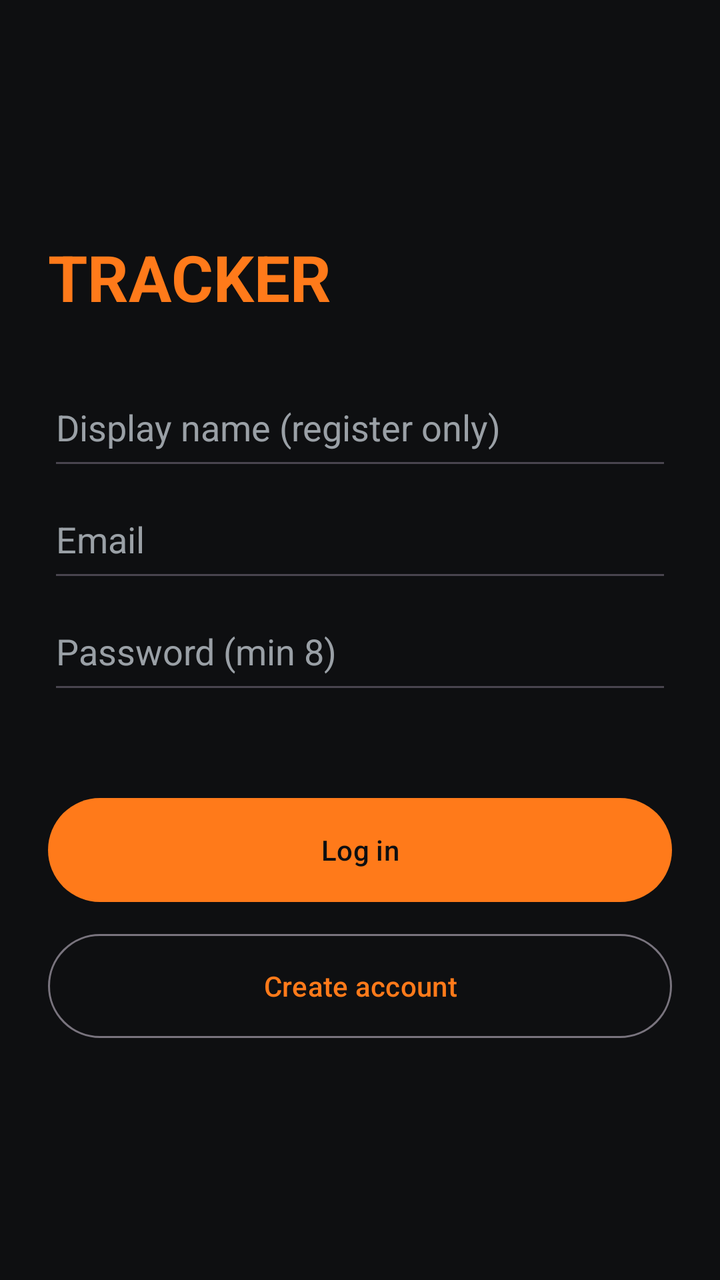
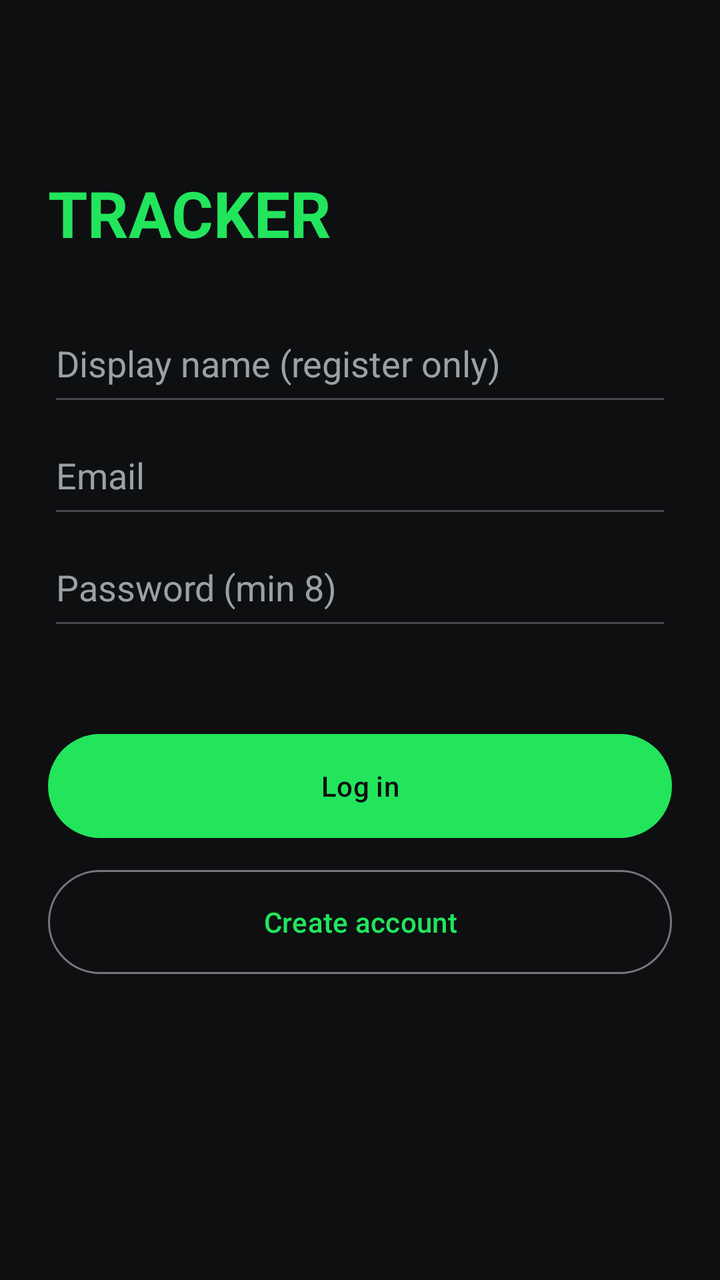

Two renders of the same Android screen: before a commit and after it. Below are the layout's source before the change and the commit's diff.
<!-- AndroidManifest.xml: application theme Theme.Tracker -->
<!-- res/layout/activity_login.xml -->
<?xml version="1.0" encoding="utf-8"?>
<ScrollView xmlns:android="http://schemas.android.com/apk/res/android" android:layout_width="match_parent" android:layout_height="match_parent" android:background="@color/bg_dark" android:fillViewport="true">
    <LinearLayout android:layout_width="match_parent" android:layout_height="wrap_content" android:orientation="vertical" android:padding="24dp" android:gravity="center_vertical">
        <TextView android:layout_width="wrap_content" android:layout_height="wrap_content" android:text="TRACKER" android:textColor="@color/accent" android:textSize="32sp" android:textStyle="bold" android:layout_marginBottom="24dp"/>
        <EditText android:id="@+id/displayName" android:layout_width="match_parent" android:layout_height="56dp" android:hint="Display name (register only)" android:inputType="textPersonName" android:textColor="@color/text_primary" android:textColorHint="@color/text_secondary" android:importantForAutofill="no"/>
        <EditText android:id="@+id/email" android:layout_width="match_parent" android:layout_height="56dp" android:hint="Email" android:inputType="textEmailAddress" android:textColor="@color/text_primary" android:textColorHint="@color/text_secondary" android:autofillHints="emailAddress"/>
        <EditText android:id="@+id/password" android:layout_width="match_parent" android:layout_height="56dp" android:hint="Password (min 8)" android:inputType="textPassword" android:textColor="@color/text_primary" android:textColorHint="@color/text_secondary" android:autofillHints="password"/>
        <TextView android:id="@+id/error" android:layout_width="match_parent" android:layout_height="wrap_content" android:textColor="@color/danger" android:layout_marginTop="8dp"/>
        <Button android:id="@+id/btnLogin" android:layout_width="match_parent" android:layout_height="60dp" android:text="Log in" android:layout_marginTop="16dp"/>
        <Button android:id="@+id/btnRegister" style="@style/Widget.Material3.Button.OutlinedButton" android:layout_width="match_parent" android:layout_height="60dp" android:text="Create account" android:layout_marginTop="8dp"/>
    </LinearLayout>
</ScrollView>
<!-- resources referenced by this layout -->
<resources>
  <color name="accent">#FF7A1A</color>
  <color name="bg_dark">#0E0F11</color>
  <color name="danger">#E53935</color>
  <color name="text_primary">#FFFFFF</color>
  <color name="text_secondary">#9AA0A6</color>
  <style name="Theme.Tracker" parent="Theme.Material3.DayNight.NoActionBar">
          <item name="colorPrimary">@color/accent</item>
          <item name="colorOnPrimary">@color/bg_dark</item>
      </style>
</resources>

<!-- the commit's change to res/layout/activity_login.xml (unified diff, before → after) -->
@@ -2,11 +2,12 @@
 <ScrollView xmlns:android="http://schemas.android.com/apk/res/android" android:layout_width="match_parent" android:layout_height="match_parent" android:background="@color/bg_dark" android:fillViewport="true">
     <LinearLayout android:layout_width="match_parent" android:layout_height="wrap_content" android:orientation="vertical" android:padding="24dp" android:gravity="center_vertical">
         <TextView android:layout_width="wrap_content" android:layout_height="wrap_content" android:text="TRACKER" android:textColor="@color/accent" android:textSize="32sp" android:textStyle="bold" android:layout_marginBottom="24dp"/>
-        <EditText android:id="@+id/displayName" android:layout_width="match_parent" android:layout_height="56dp" android:hint="Display name (register only)" android:inputType="textPersonName" android:textColor="@color/text_primary" android:textColorHint="@color/text_secondary" android:importantForAutofill="no"/>
-        <EditText android:id="@+id/email" android:layout_width="match_parent" android:layout_height="56dp" android:hint="Email" android:inputType="textEmailAddress" android:textColor="@color/text_primary" android:textColorHint="@color/text_secondary" android:autofillHints="emailAddress"/>
-        <EditText android:id="@+id/password" android:layout_width="match_parent" android:layout_height="56dp" android:hint="Password (min 8)" android:inputType="textPassword" android:textColor="@color/text_primary" android:textColorHint="@color/text_secondary" android:autofillHints="password"/>
+        <EditText android:id="@+id/displayName" android:layout_width="match_parent" android:layout_height="56dp" android:hint="@string/login_display_name" android:inputType="textPersonName" android:textColor="@color/text_primary" android:textColorHint="@color/text_secondary" android:importantForAutofill="no"/>
+        <EditText android:id="@+id/email" android:layout_width="match_parent" android:layout_height="56dp" android:hint="@string/login_email" android:inputType="textEmailAddress" android:textColor="@color/text_primary" android:textColorHint="@color/text_secondary" android:autofillHints="emailAddress"/>
+        <EditText android:id="@+id/password" android:layout_width="match_parent" android:layout_height="56dp" android:hint="@string/login_password" android:inputType="textPassword" android:textColor="@color/text_primary" android:textColorHint="@color/text_secondary" android:autofillHints="password"/>
         <TextView android:id="@+id/error" android:layout_width="match_parent" android:layout_height="wrap_content" android:textColor="@color/danger" android:layout_marginTop="8dp"/>
-        <Button android:id="@+id/btnLogin" android:layout_width="match_parent" android:layout_height="60dp" android:text="Log in" android:layout_marginTop="16dp"/>
-        <Button android:id="@+id/btnRegister" style="@style/Widget.Material3.Button.OutlinedButton" android:layout_width="match_parent" android:layout_height="60dp" android:text="Create account" android:layout_marginTop="8dp"/>
+        <Button android:id="@+id/btnLogin" android:layout_width="match_parent" android:layout_height="60dp" android:text="@string/login_login" android:layout_marginTop="16dp"/>
+        <Button android:id="@+id/btnRegister" style="@style/Widget.Material3.Button.OutlinedButton" android:layout_width="match_parent" android:layout_height="60dp" android:text="@string/login_register" android:layout_marginTop="8dp"/>
+        <Button android:id="@+id/btnLanguage" style="@style/Widget.Material3.Button.TextButton" android:layout_width="match_parent" android:layout_height="wrap_content" android:layout_marginTop="16dp"/>
     </LinearLayout>
 </ScrollView>
<!-- resource entries referenced after the edit -->
@@ -1,10 +1,15 @@
 <!-- resources referenced by this layout -->
 <resources>
-  <color name="accent">#FF7A1A</color>
+  <color name="accent">#22E55C</color>
   <color name="bg_dark">#0E0F11</color>
   <color name="danger">#E53935</color>
   <color name="text_primary">#FFFFFF</color>
   <color name="text_secondary">#9AA0A6</color>
+  <string name="login_display_name">Display name (register only)</string>
+  <string name="login_email">Email</string>
+  <string name="login_login">Log in</string>
+  <string name="login_password">Password (min 8)</string>
+  <string name="login_register">Create account</string>
   <style name="Theme.Tracker" parent="Theme.Material3.DayNight.NoActionBar">
           <item name="colorPrimary">@color/accent</item>
           <item name="colorOnPrimary">@color/bg_dark</item>
